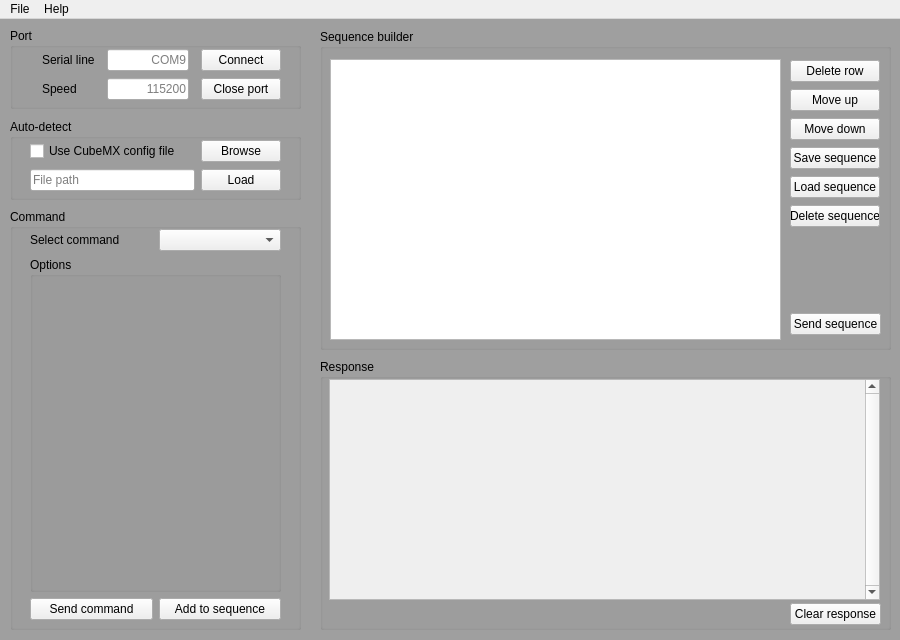
Above: pyQt/stm_gui.ui from AdamStork/dipterv before the change. Below: the same form after it.
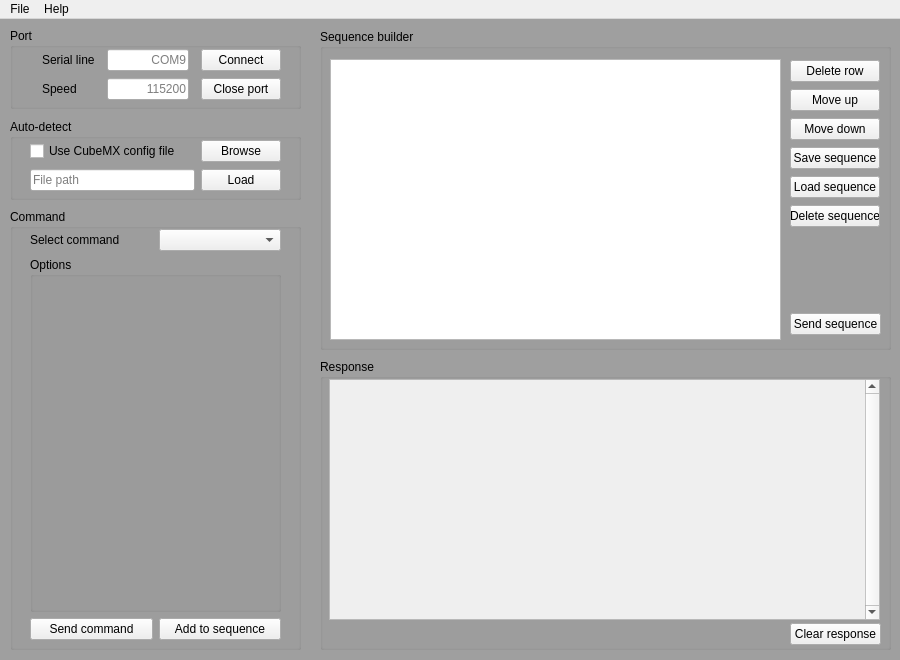
That is the form after the change.

Commit message: USART gui update: tx+rx size, refactoring

```diff
--- a/pyQt/stm_gui.ui
+++ b/pyQt/stm_gui.ui
@@ -7,7 +7,7 @@
     <x>0</x>
     <y>0</y>
     <width>900</width>
-    <height>640</height>
+    <height>660</height>
    </rect>
   </property>
   <property name="sizePolicy">
@@ -19,13 +19,13 @@
   <property name="minimumSize">
    <size>
     <width>900</width>
-    <height>640</height>
+    <height>660</height>
    </size>
   </property>
   <property name="maximumSize">
    <size>
     <width>900</width>
-    <height>640</height>
+    <height>660</height>
    </size>
   </property>
   <property name="windowTitle">
@@ -165,7 +165,7 @@
       <x>10</x>
       <y>190</y>
       <width>291</width>
-      <height>421</height>
+      <height>441</height>
      </rect>
     </property>
     <property name="title">
@@ -177,7 +177,7 @@
        <x>20</x>
        <y>20</y>
        <width>251</width>
-       <height>391</height>
+       <height>411</height>
       </rect>
      </property>
      <layout class="QGridLayout" name="cmd_layout">
@@ -238,7 +238,7 @@
            <x>10</x>
            <y>20</y>
            <width>231</width>
-           <height>311</height>
+           <height>331</height>
           </rect>
          </property>
          <layout class="QGridLayout" name="options_layout"/>
@@ -254,7 +254,7 @@
       <x>320</x>
       <y>340</y>
       <width>571</width>
-      <height>271</height>
+      <height>291</height>
      </rect>
     </property>
     <property name="title">
@@ -266,7 +266,7 @@
        <x>9</x>
        <y>20</y>
        <width>551</width>
-       <height>221</height>
+       <height>241</height>
       </rect>
      </property>
      <property name="verticalScrollBarPolicy">
@@ -284,7 +284,7 @@
         <x>0</x>
         <y>0</y>
         <width>532</width>
-        <height>219</height>
+        <height>239</height>
        </rect>
       </property>
       <widget class="QWidget" name="verticalLayoutWidget">
@@ -293,7 +293,7 @@
          <x>10</x>
          <y>9</y>
          <width>521</width>
-         <height>201</height>
+         <height>221</height>
         </rect>
        </property>
        <layout class="QVBoxLayout" name="scroll_layout">
@@ -308,7 +308,7 @@
      <property name="geometry">
       <rect>
        <x>470</x>
-       <y>240</y>
+       <y>260</y>
        <width>91</width>
        <height>31</height>
       </rect>
@@ -484,7 +484,7 @@
       <x>-10</x>
       <y>0</y>
       <width>911</width>
-      <height>621</height>
+      <height>641</height>
      </rect>
     </property>
    </widget>
```
The commit also changes 6 other files.
